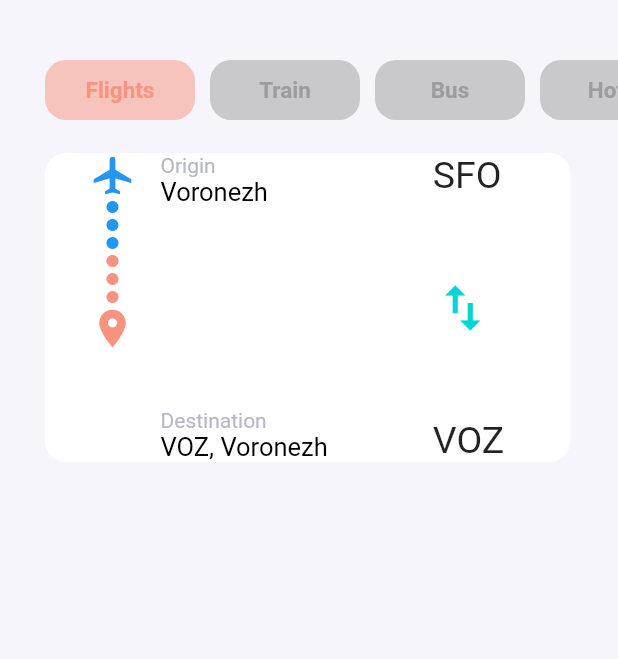
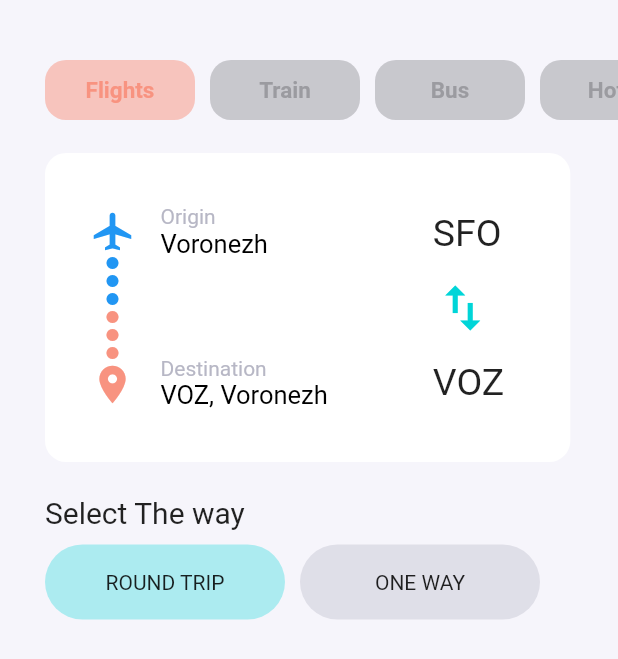
Before and after one commit to kitavrus/flutter_layout1, a Flutter app: the screen it shows after launch, on a phone screen of 412 x 824 dp. Shown: the top 659 px of the screen. Run offline on Flutter 3.47's test engine with Material 2 defaults, Android fonts, the phone set to English and light mode, and no system bars; our stand-ins replace get, line_icons; missing offline and left inert: coolicons.

Commit message:
continue airplane ticket

```diff
--- a/lib/i04_airplane_ticket_reservation_app/airplane_ticket_reservation_app.dart
+++ b/lib/i04_airplane_ticket_reservation_app/airplane_ticket_reservation_app.dart
@@ -7,6 +7,7 @@ class AirplaneTicketReservationApp extends StatelessWidget {
   @override
   Widget build(BuildContext context) {
     return const MaterialApp(
+      debugShowCheckedModeBanner: false,
       home: AirplaneTicketReservationHomePage(),
     );
   }
--- a/lib/i04_airplane_ticket_reservation_app/ui/airplane_ticket_reservation_home_page.dart
+++ b/lib/i04_airplane_ticket_reservation_app/ui/airplane_ticket_reservation_home_page.dart
@@ -1,6 +1,7 @@
 import 'package:flutter/material.dart';
 import 'package:flutter_layout1/i04_airplane_ticket_reservation_app/ui/widgets/destination_box.dart';
 import 'package:flutter_layout1/i04_airplane_ticket_reservation_app/ui/widgets/options.dart';
+import 'package:flutter_layout1/i04_airplane_ticket_reservation_app/ui/widgets/select_way.dart';
 
 class AirplaneTicketReservationHomePage extends StatelessWidget {
   const AirplaneTicketReservationHomePage({Key? key}) : super(key: key);
@@ -24,6 +25,8 @@ class AirplaneTicketReservationHomePage extends StatelessWidget {
                 Options(),
                 SizedBox(height: 22),
                 DestinationBox(),
+                SizedBox(height: 22),
+                SelectWay(),
               ],
             ),
           ),
--- a/lib/i04_airplane_ticket_reservation_app/ui/widgets/destination_box.dart
+++ b/lib/i04_airplane_ticket_reservation_app/ui/widgets/destination_box.dart
@@ -16,7 +16,11 @@ class DestinationBox extends StatelessWidget {
         color: Colors.white,
         borderRadius: BorderRadius.circular(14),
       ),
-      child: Row(
+      child: Column(
+        crossAxisAlignment: CrossAxisAlignment.start,
+        mainAxisAlignment: MainAxisAlignment.center,
+        children: [
+          Row(
             mainAxisAlignment: MainAxisAlignment.start,
             children: [
               const SizedBox(width: 10),
@@ -25,6 +29,8 @@ class DestinationBox extends StatelessWidget {
               _originAndDestination(),
               const SizedBox(width: 70),
               _originAndDestinationIcon(),
+            ],
+          ),
         ],
       ),
     );
--- a/lib/i04_airplane_ticket_reservation_app/ui/widgets/options_btn.dart
+++ b/lib/i04_airplane_ticket_reservation_app/ui/widgets/options_btn.dart
@@ -14,16 +14,21 @@ class OptionsBtn extends StatelessWidget {
 
   @override
   Widget build(BuildContext context) {
-    return InkWell(
+    final borderRadius = BorderRadius.circular(14);
+    return Padding(
+      padding: const EdgeInsets.only(right: 10),
+      child: InkWell(
         onTap: onTap,
+        borderRadius: borderRadius,
+        highlightColor: Colors.transparent,
         child: Container(
           height: 40,
           width: 100,
-        margin: const EdgeInsets.only(right: 10),
+          // margin: const EdgeInsets.only(right: 10),
           alignment: Alignment.center,
           decoration: BoxDecoration(
             color: color.withOpacity(0.5),
-          borderRadius: BorderRadius.circular(14),
+            borderRadius: borderRadius,
           ),
           child: Text(
             label,
@@ -34,6 +39,7 @@ class OptionsBtn extends StatelessWidget {
             ),
           ),
         ),
+      ),
     );
   }
 }
--- /dev/null
+++ b/lib/i04_airplane_ticket_reservation_app/ui/widgets/select_way.dart
@@ -0,0 +1,38 @@
+import 'package:flutter/material.dart';
+import 'package:flutter_layout1/i04_airplane_ticket_reservation_app/ui/widgets/select_way_btn.dart';
+
+class SelectWay extends StatelessWidget {
+  const SelectWay({Key? key}) : super(key: key);
+
+  @override
+  Widget build(BuildContext context) {
+    return Container(
+      child: Column(
+        crossAxisAlignment: CrossAxisAlignment.start,
+        children: [
+          const Text(
+            'Select The way',
+            style: TextStyle(fontSize: 20),
+          ),
+          const SizedBox(height: 10),
+          Row(
+            children: [
+              SelectWayBtn(
+                onTap: () {},
+                label: 'ROUND TRIP',
+                color: const Color(0xFFF00d5d8),
+                icon: Icons.swap_horiz,
+              ),
+              SelectWayBtn(
+                onTap: () {},
+                label: 'ONE WAY',
+                color: const Color(0xFFFababbc),
+                icon: Icons.trending_flat,
+              ),
+            ],
+          )
+        ],
+      ),
+    );
+  }
+}
--- /dev/null
+++ b/lib/i04_airplane_ticket_reservation_app/ui/widgets/select_way_btn.dart
@@ -0,0 +1,42 @@
+import 'package:flutter/material.dart';
+
+class SelectWayBtn extends StatelessWidget {
+  final GestureTapCallback onTap;
+  final String label;
+  final Color color;
+  final IconData icon;
+
+  const SelectWayBtn({
+    required this.onTap,
+    required this.label,
+    required this.color,
+    required this.icon,
+    Key? key,
+  }) : super(key: key);
+  // TODO Как задать форму для сплеша
+  @override
+  Widget build(BuildContext context) {
+    final borderRadius = BorderRadius.circular(25);
+    return Padding(
+      padding: const EdgeInsets.only(right: 10),
+      child: InkWell(
+        borderRadius: borderRadius,
+        onTap: onTap,
+        // splashColor: Colors.transparent,
+        highlightColor: Colors.transparent,
+        // customBorder: const StadiumBorder(),
+        child: Container(
+          // margin: const EdgeInsets.only(right: 10), // TODO Если указать вышалить splash,Делать через паддинги
+          alignment: Alignment.center, // TODO аналог обернуть с Center
+          width: 160,
+          height: 50,
+          decoration: BoxDecoration(
+            color: color.withOpacity(0.3),
+            borderRadius: borderRadius,
+          ),
+          child: Text(label), // TODO аналог обернуть с Center
+        ),
+      ),
+    );
+  }
+}
```
Also changed, not shown: lib/i04_airplane_ticket_reservation_app/readMe.txt. Lines whose indentation alone changed are shown as unchanged.
